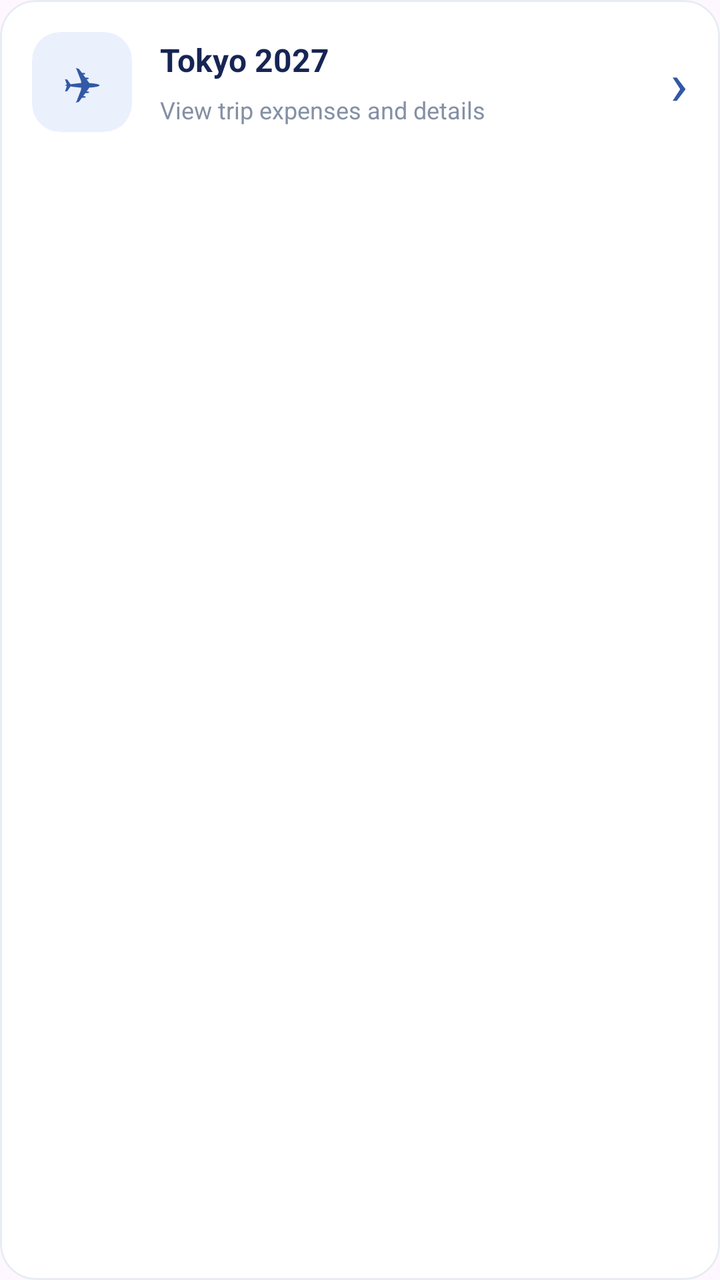
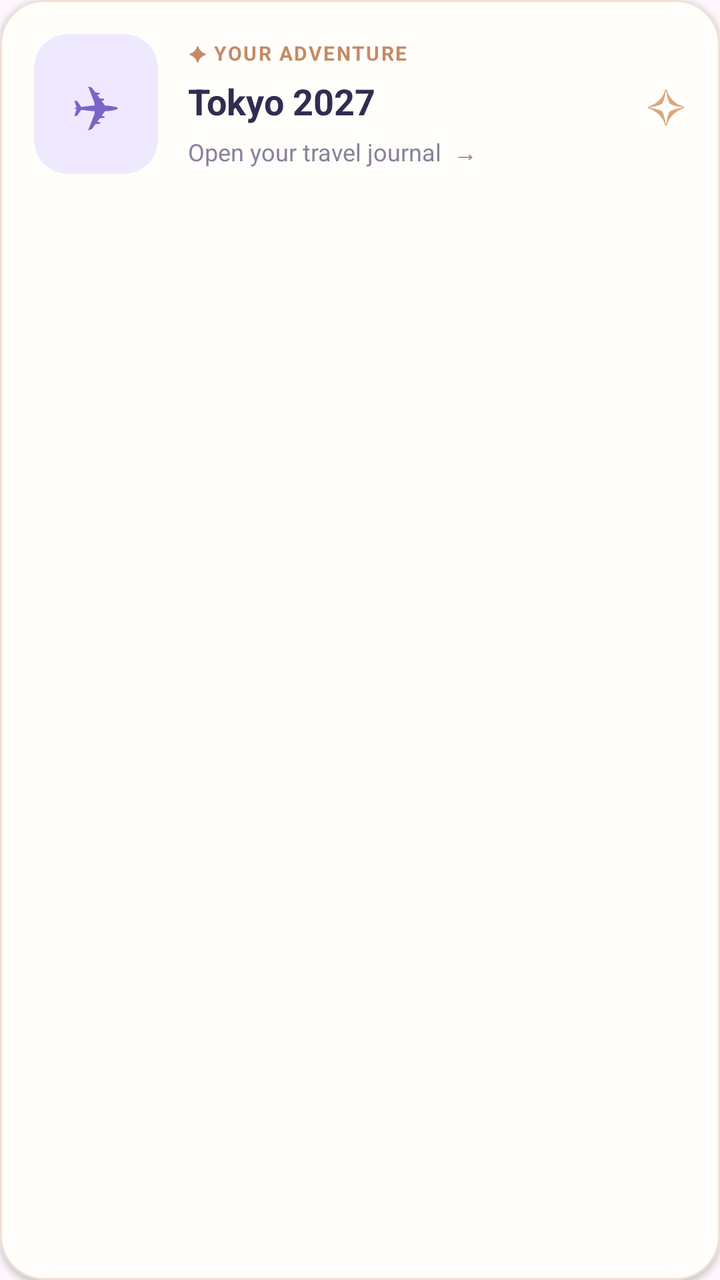

Two renders of the same Android screen: before a commit and after it. Below are the layout's source before the change and the commit's diff.
<!-- AndroidManifest.xml: application theme Theme.SplitTrip -->
<!-- res/layout/item_trip.xml -->
<?xml version="1.0" encoding="utf-8"?>
<com.google.android.material.card.MaterialCardView
    xmlns:android="http://schemas.android.com/apk/res/android"
    xmlns:app="http://schemas.android.com/apk/res-auto"
    android:layout_width="match_parent"
    android:layout_height="wrap_content"
    android:layout_marginBottom="12dp"
    android:clickable="true"
    android:focusable="true"
    android:foreground="?attr/selectableItemBackground"
    app:cardCornerRadius="18dp"
    app:cardElevation="0dp"
    app:strokeWidth="1dp"
    app:strokeColor="#E8ECF3"
    app:cardBackgroundColor="#FFFFFF">

    <LinearLayout
        android:layout_width="match_parent"
        android:layout_height="wrap_content"
        android:orientation="horizontal"
        android:gravity="center_vertical"
        android:padding="16dp"
        android:minHeight="82dp">

        <com.google.android.material.card.MaterialCardView
            android:layout_width="50dp"
            android:layout_height="50dp"
            app:cardCornerRadius="14dp"
            app:cardElevation="0dp"
            app:strokeWidth="0dp"
            app:cardBackgroundColor="#EAF0FC">

            <TextView
                android:id="@+id/tripIcon"
                android:layout_width="match_parent"
                android:layout_height="match_parent"
                android:gravity="center"
                android:text="✈"
                android:textSize="23sp"
                android:textColor="#3159A5" />

        </com.google.android.material.card.MaterialCardView>

        <LinearLayout
            android:layout_width="0dp"
            android:layout_height="wrap_content"
            android:layout_weight="1"
            android:orientation="vertical"
            android:layout_marginStart="14dp">

            <TextView
                android:id="@+id/tripNameText"
                android:layout_width="match_parent"
                android:layout_height="wrap_content"
                android:text="Tokyo 2027"
                android:textColor="#172554"
                android:textSize="16sp"
                android:textStyle="bold"
                android:maxLines="1"
                android:ellipsize="end" />

            <TextView
                android:layout_width="match_parent"
                android:layout_height="wrap_content"
                android:text="View trip expenses and details"
                android:textColor="#8490A5"
                android:textSize="12sp"
                android:layout_marginTop="6dp" />

        </LinearLayout>

        <TextView
            android:layout_width="wrap_content"
            android:layout_height="wrap_content"
            android:text="›"
            android:textColor="#3159A5"
            android:textSize="30sp"
            android:layout_marginStart="8dp" />

    </LinearLayout>

</com.google.android.material.card.MaterialCardView>
<!-- resources referenced by this layout -->
<resources>
  <style name="Theme.SplitTrip" parent="Base.Theme.SplitTrip" />
  <style name="Base.Theme.SplitTrip" parent="Theme.Material3.DayNight.NoActionBar">
          
          
      </style>
</resources>

<!-- the commit's change to res/layout/item_trip.xml (unified diff, before → after) -->
@@ -4,31 +4,30 @@
     xmlns:app="http://schemas.android.com/apk/res-auto"
     android:layout_width="match_parent"
     android:layout_height="wrap_content"
-    android:layout_marginBottom="12dp"
+    android:layout_marginBottom="16dp"
     android:clickable="true"
     android:focusable="true"
     android:foreground="?attr/selectableItemBackground"
-    app:cardCornerRadius="18dp"
-    app:cardElevation="0dp"
+    app:cardCornerRadius="22dp"
+    app:cardElevation="2dp"
     app:strokeWidth="1dp"
-    app:strokeColor="#E8ECF3"
-    app:cardBackgroundColor="#FFFFFF">
+    app:strokeColor="#F0DFD1"
+    app:cardBackgroundColor="#FFFEFA">
 
     <LinearLayout
         android:layout_width="match_parent"
         android:layout_height="wrap_content"
         android:orientation="horizontal"
         android:gravity="center_vertical"
-        android:padding="16dp"
-        android:minHeight="82dp">
+        android:padding="17dp">
 
         <com.google.android.material.card.MaterialCardView
-            android:layout_width="50dp"
-            android:layout_height="50dp"
-            app:cardCornerRadius="14dp"
+            android:layout_width="62dp"
+            android:layout_height="70dp"
+            app:cardCornerRadius="17dp"
             app:cardElevation="0dp"
             app:strokeWidth="0dp"
-            app:cardBackgroundColor="#EAF0FC">
+            app:cardBackgroundColor="#EEE9FF">
 
             <TextView
                 android:id="@+id/tripIcon"
@@ -36,8 +35,8 @@
                 android:layout_height="match_parent"
                 android:gravity="center"
                 android:text="✈"
-                android:textSize="23sp"
-                android:textColor="#3159A5" />
+                android:textSize="29sp"
+                android:textColor="#7965C8" />
 
         </com.google.android.material.card.MaterialCardView>
 
@@ -46,15 +45,25 @@
             android:layout_height="wrap_content"
             android:layout_weight="1"
             android:orientation="vertical"
-            android:layout_marginStart="14dp">
+            android:layout_marginStart="15dp">
+
+            <TextView
+                android:layout_width="wrap_content"
+                android:layout_height="wrap_content"
+                android:text="✦ YOUR ADVENTURE"
+                android:textColor="#C58A65"
+                android:textSize="10sp"
+                android:textStyle="bold"
+                android:letterSpacing="0.08" />
 
             <TextView
                 android:id="@+id/tripNameText"
                 android:layout_width="match_parent"
                 android:layout_height="wrap_content"
+                android:layout_marginTop="5dp"
                 android:text="Tokyo 2027"
-                android:textColor="#172554"
-                android:textSize="16sp"
+                android:textColor="#332B50"
+                android:textSize="18sp"
                 android:textStyle="bold"
                 android:maxLines="1"
                 android:ellipsize="end" />
@@ -62,19 +71,19 @@
             <TextView
                 android:layout_width="match_parent"
                 android:layout_height="wrap_content"
-                android:text="View trip expenses and details"
-                android:textColor="#8490A5"
-                android:textSize="12sp"
-                android:layout_marginTop="6dp" />
+                android:layout_marginTop="5dp"
+                android:text="Open your travel journal  →"
+                android:textColor="#89819D"
+                android:textSize="12sp" />
 
         </LinearLayout>
 
         <TextView
             android:layout_width="wrap_content"
             android:layout_height="wrap_content"
-            android:text="›"
-            android:textColor="#3159A5"
-            android:textSize="30sp"
+            android:text="✧"
+            android:textColor="#D9A77D"
+            android:textSize="23sp"
             android:layout_marginStart="8dp" />
 
     </LinearLayout>
